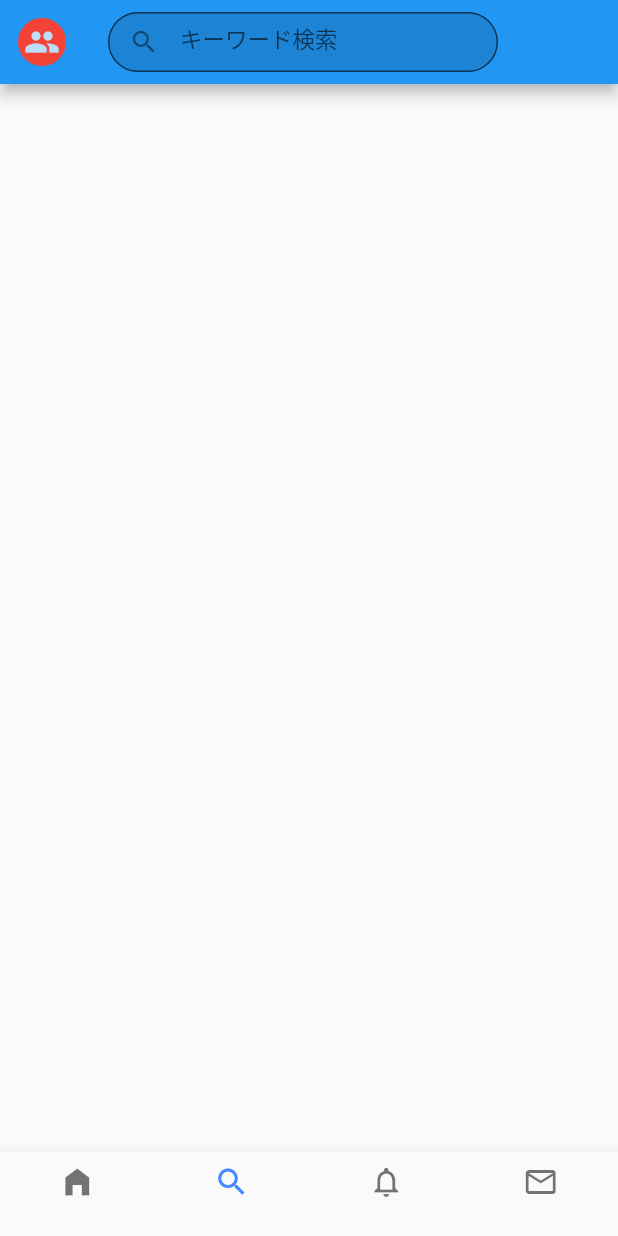
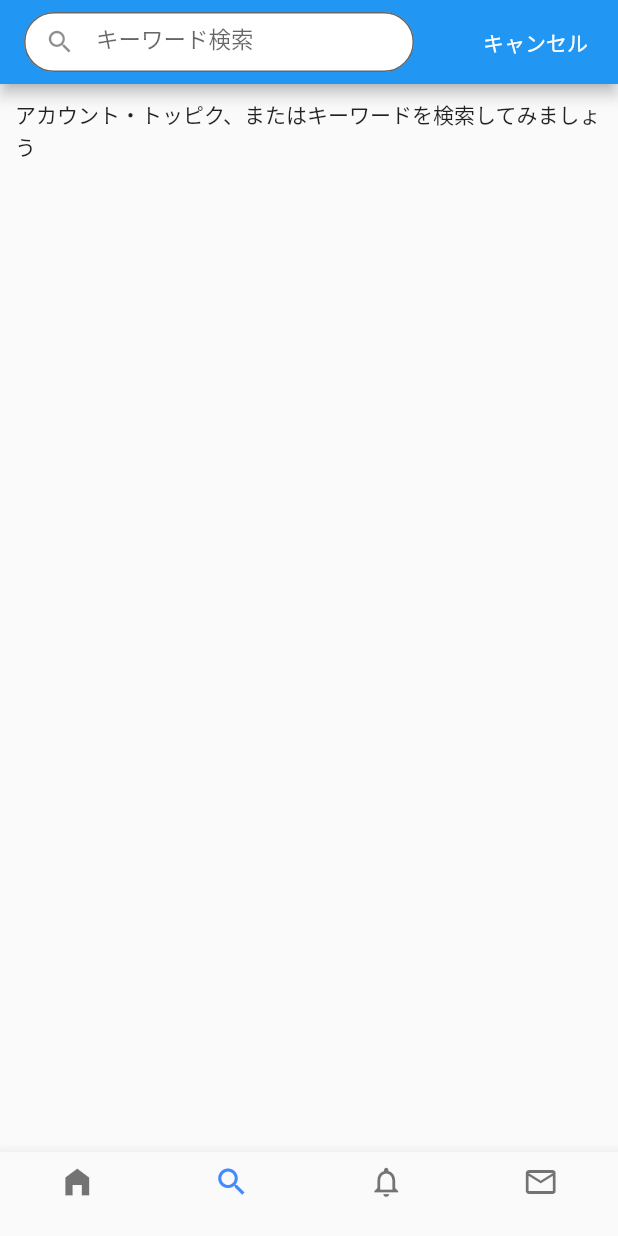
Before and after one commit to RyutoIkeuchi/flutter_custom_twitter_app, a Flutter app: the screen it shows after launch, item 2 of the bottom bar chosen, on a phone screen of 412 x 824 dp. Run offline on Flutter 3.47's test engine with Material 2 defaults, Android fonts, the phone set to English and light mode, and no system bars; our stand-ins replace font_awesome_flutter; missing offline and left inert: dart:ffi, oauth1.

Commit message:
検索画面のappbarのUIを作成中

```diff
--- a/lib/ui/pages/search_page.dart
+++ b/lib/ui/pages/search_page.dart
@@ -29,7 +29,14 @@ class TweetTimelineData extends ChangeNotifier {
   }
 }
 
-class Search extends StatelessWidget {
+class Search extends StatefulWidget {
+  @override
+  _SearchState createState() => _SearchState();
+}
+
+class _SearchState extends State<Search> {
+  FocusNode _focus = new FocusNode();
+  bool _isFocus = false;
   final dateNow = DateTime.now();
 
   bool checkTextData(text) {
@@ -39,6 +46,17 @@ class Search extends StatelessWidget {
     } else {
       return false;
     }
+  }
+
+  void initState() {
+    super.initState();
+    _focus.addListener(_onFocusChange);
+  }
+
+  void _onFocusChange() {
+    setState(() {
+      _isFocus = _focus.hasFocus;
+    });
   }
 
   // void _handleText(String e) {
@@ -55,36 +73,53 @@ class Search extends StatelessWidget {
           width: 260,
           height: 40,
           // padding:EdgeInsets.only(right: 10, bottom: 30, left: 10),s
-          child:TextField(
+          child: TextField(
+            focusNode: _focus,
+            textInputAction: TextInputAction.search,
             style: TextStyle(
               height: 0.9,
               fontSize: 15,
             ),
             decoration: InputDecoration(
                 // border: InputBorder.none,
-              border:OutlineInputBorder(borderRadius: BorderRadius.circular(30.0)),
-              fillColor: Colors.black12,
+                border: OutlineInputBorder(
+                    borderRadius: BorderRadius.circular(30.0)),
+                fillColor: Colors.white,
                 filled: true,
-              prefixIcon:Icon(Icons.search,size: 20),
+                prefixIcon: Icon(Icons.search, size: 20),
                 contentPadding: EdgeInsets.all(10.0),
-              hintText: 'キーワード検索'
+                hintText: 'キーワード検索'),
           ),
         ),
-        ),
-        leading:IconButton(
+        leading: _isFocus ? IconButton(
           icon: CircleAvatar(
             child: Icon(Icons.people),
             backgroundColor: Colors.red,
             radius: 16,
           ),
-          onPressed: () {
-
-          },
+          onPressed: () {},
+        ) : null,
+        actions: _isFocus ? null : [
+          Container(
+            height: 40,
+            padding: EdgeInsets.only(top: 18),
+            margin: EdgeInsets.only(left: 10,right: 20),
+            child: Text('キャンセル')
+          )
+        ],
       ),
-      ),
-      body:searchTweet(),
+      body: _isFocus
+          ? searchTweet()
+          : searchForm()
     );
   }
+}
+
+Widget searchForm() {
+  return Container(
+    padding: EdgeInsets.all(10),
+    child: Text('アカウント・トッピク、またはキーワードを検索してみましょう'),
+  );
 }
 
 Widget searchTweet() {
@@ -100,7 +135,7 @@ Widget searchTweet() {
             print('リフレッシュします');
             await TweetTimelineData().refresh();
           },
-            child:ListView.builder(
+          child: ListView.builder(
               physics: const AlwaysScrollableScrollPhysics(),
               itemCount: data.length,
               itemBuilder: (BuildContext context, int index) {
@@ -108,8 +143,8 @@ Widget searchTweet() {
                     padding: EdgeInsets.all(10),
                     decoration: BoxDecoration(
                         border: Border(
-                                bottom: BorderSide(
-                                    color: Colors.black12, width: 1.0))),
+                            bottom:
+                                BorderSide(color: Colors.black12, width: 1.0))),
                     child: !checkTextData(data[index]['text'])
                         ? tweetCard(data[index])
                         : reTweetCard(data[index]));
```
Lines whose indentation alone changed are shown as unchanged.
